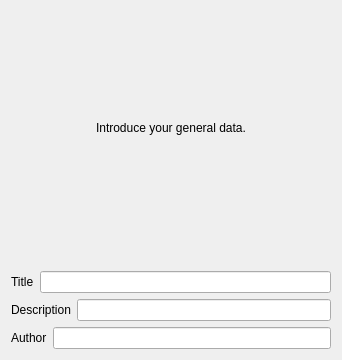
The window that lib/wizards/lesson/GeneralData.ui (pascalin/3dmolvis) describes before a commit, drawn with Qt 5.
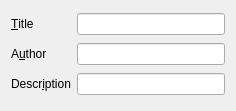
The same window after the commit.

Commit message: * Removed reduntant labels in Lesson Wizard pages. * Updated spanish translations.

Diff of the .ui file:
```diff
--- a/lib/wizards/lesson/GeneralData.ui
+++ b/lib/wizards/lesson/GeneralData.ui
@@ -1,94 +1,56 @@
 <ui version="4.0" >
  <class>GeneralData</class>
- <widget class="QWidget" name="GeneralData" >
-  <property name="geometry" >
+ <widget class="QWidget" name="GeneralData">
+  <property name="geometry">
    <rect>
     <x>0</x>
     <y>0</y>
-    <width>342</width>
-    <height>360</height>
+    <width>236</width>
+    <height>111</height>
    </rect>
   </property>
   <property name="windowTitle" >
    <string>Dialog</string>
   </property>
-  <layout class="QVBoxLayout" >
-   <item>
-    <layout class="QVBoxLayout" >
-     <item>
-      <layout class="QVBoxLayout" >
-       <item>
-        <widget class="QLabel" name="label" >
-         <property name="text" >
-          <string>Introduce your general data.</string>
-         </property>
-         <property name="alignment" >
-          <set>Qt::AlignCenter</set>
-         </property>
-        </widget>
-       </item>
-       <item>
-        <spacer>
-         <property name="orientation" >
-          <enum>Qt::Horizontal</enum>
-         </property>
-         <property name="sizeHint" >
-          <size>
-           <width>40</width>
-           <height>20</height>
-          </size>
-         </property>
-        </spacer>
-       </item>
-      </layout>
-     </item>
-     <item>
-      <layout class="QVBoxLayout" >
-       <item>
-        <layout class="QHBoxLayout" >
-         <item>
-          <widget class="QLabel" name="label_2" >
-           <property name="text" >
-            <string>Title</string>
-           </property>
-          </widget>
-         </item>
-         <item>
-          <widget class="QLineEdit" name="title_lineedit" />
-         </item>
-        </layout>
-       </item>
-       <item>
-        <layout class="QHBoxLayout" >
-         <item>
-          <widget class="QLabel" name="label_3" >
-           <property name="text" >
-            <string>Description</string>
-           </property>
-          </widget>
-         </item>
-         <item>
-          <widget class="QLineEdit" name="description_lineedit" />
-         </item>
-        </layout>
-       </item>
-       <item>
-        <layout class="QHBoxLayout" >
-         <item>
-          <widget class="QLabel" name="label_4" >
-           <property name="text" >
-            <string>Author</string>
-           </property>
-          </widget>
-         </item>
-         <item>
-          <widget class="QLineEdit" name="author_lineedit" />
-         </item>
-        </layout>
-       </item>
-      </layout>
-     </item>
-    </layout>
+  <layout class="QGridLayout" name="gridLayout">
+   <item row="0" column="0">
+    <widget class="QLabel" name="label_2">
+     <property name="text">
+      <string>&amp;Title</string>
+     </property>
+     <property name="buddy">
+      <cstring>title_lineedit</cstring>
+     </property>
+    </widget>
+   </item>
+   <item row="0" column="1">
+    <widget class="QLineEdit" name="title_lineedit"/>
+   </item>
+   <item row="1" column="0">
+    <widget class="QLabel" name="label_4">
+     <property name="text">
+      <string>A&amp;uthor</string>
+     </property>
+     <property name="buddy">
+      <cstring>author_lineedit</cstring>
+     </property>
+    </widget>
+   </item>
+   <item row="1" column="1">
+    <widget class="QLineEdit" name="author_lineedit"/>
+   </item>
+   <item row="2" column="0">
+    <widget class="QLabel" name="label_3">
+     <property name="text">
+      <string>Descr&amp;iption</string>
+     </property>
+     <property name="buddy">
+      <cstring>description_lineedit</cstring>
+     </property>
+    </widget>
+   </item>
+   <item row="2" column="1">
+    <widget class="QLineEdit" name="description_lineedit"/>
    </item>
   </layout>
  </widget>
```
Left out of the diff: 15 changed lines with no effect on the pictures. The commit also changes 8 other files.
